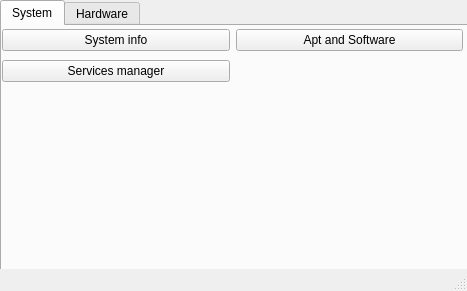
Old version of the form Mast/mastwindow.ui in the repository jakubiszon26/Mast.
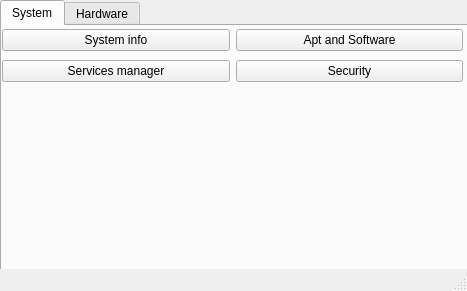
New version of the form.

Commit message: open security window

Patch:
```diff
--- a/Mast/mastwindow.ui
+++ b/Mast/mastwindow.ui
@@ -99,6 +99,13 @@
          </property>
         </widget>
        </item>
+       <item row="1" column="1">
+        <widget class="QPushButton" name="security_button">
+         <property name="text">
+          <string>Security</string>
+         </property>
+        </widget>
+       </item>
       </layout>
      </widget>
     </widget>
```
Left out of the diff: 16 changed lines with no effect on the pictures. The commit also changes 9 other files.
